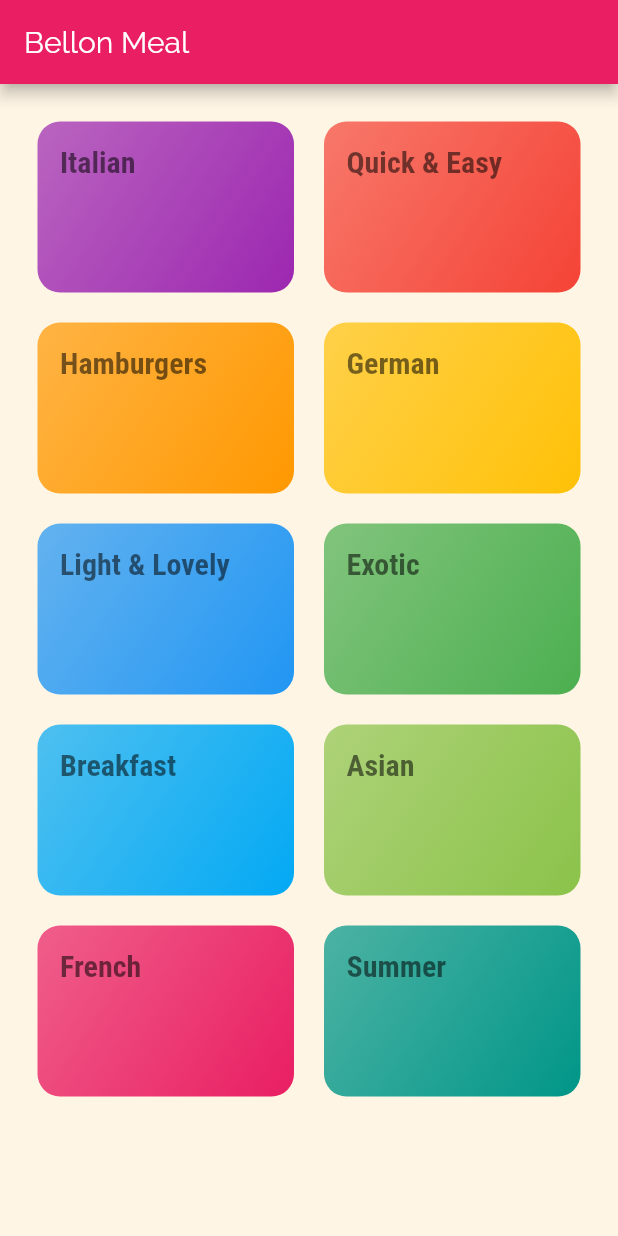
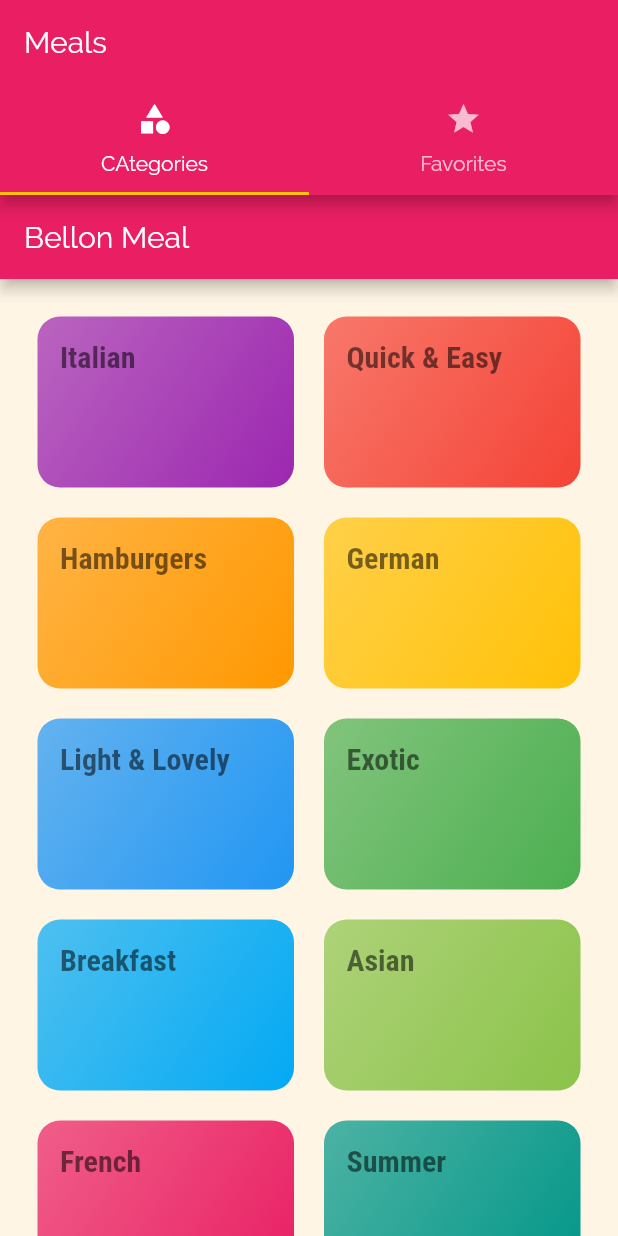
Before and after one commit to kipkoechke/Meals-App, a Flutter app: the screen it shows after launch, on a phone screen of 412 x 824 dp. Run offline on Flutter 3.47's test engine with Material 2 defaults, Android fonts, the phone set to English and light mode, and no system bars.

```diff
--- a/lib/main.dart
+++ b/lib/main.dart
@@ -1,7 +1,8 @@
 import 'package:flutter/material.dart';
 
+import '/screens/tabs_screen.dart';
 import './screens/meal_detail_screen.dart';
-import './screens/categories_screen.dart';
+// import './screens/categories_screen.dart';
 import './screens/category_meals_screen.dart';
 
 void main() => runApp(const MyApp());
@@ -29,9 +30,8 @@ class MyApp extends StatelessWidget {
         colorScheme: ColorScheme.fromSwatch(primarySwatch: Colors.pink)
             .copyWith(secondary: Colors.amber),
       ),
-
-      home: const CategoriesScreen(),
         routes: {
+        '/': (context) => const TabsScreen(),
           CategoryMealsScreen.routeName: (context) =>
               const CategoryMealsScreen(),
           MealDetailScreen.routeName: (context) => const MealDetailScreen(),
```
